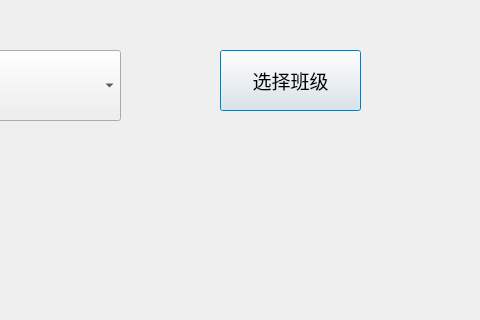
The window that choose.ui (lcc-666/choose_name) describes before a commit, drawn with Qt 5; both pictures show x 160 to 640 and y 0 to 320 of the 640 by 480 pixel window.
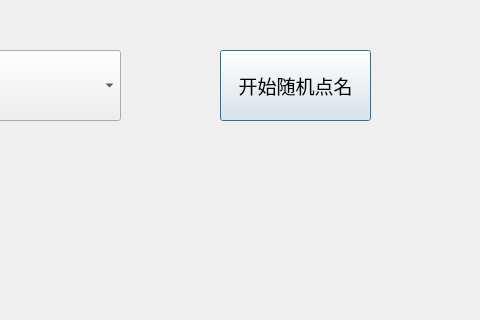
The same window after the commit.

Diff of the .ui file:
```diff
--- a/choose.ui
+++ b/choose.ui
@@ -33,8 +33,8 @@
     <rect>
      <x>380</x>
      <y>50</y>
-     <width>141</width>
-     <height>61</height>
+     <width>151</width>
+     <height>71</height>
     </rect>
    </property>
    <property name="font">
@@ -43,7 +43,7 @@
     </font>
    </property>
    <property name="text">
-    <string>选择班级</string>
+    <string>开始随机点名</string>
    </property>
   </widget>
  </widget>
```
